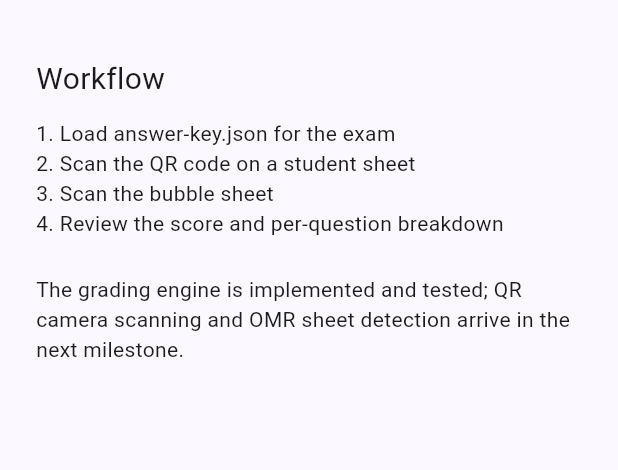
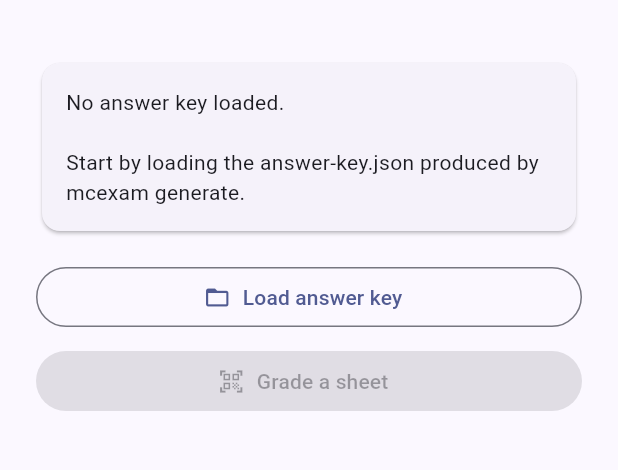
Before and after one commit to traiansf/multiple_choice_exam, a Flutter app: the screen it shows after launch, on a phone screen of 412 x 824 dp, the part 63-533 px from its top. Run offline on Flutter 3.47's test engine with Material 3 defaults, Android fonts, the phone set to English and light mode, and no system bars; our stand-ins replace camera; missing offline and left inert: file_selector, mobile_scanner.

Commit message:
feat: camera UI - QR scan, guided sheet capture, result screens
Co-Authored-By: Claude Fable 5 <noreply@anthropic.com>

```diff
--- a/grader/lib/main.dart
+++ b/grader/lib/main.dart
@@ -1,47 +1,149 @@
+import 'dart:convert';
+
+import 'package:file_selector/file_selector.dart';
 import 'package:flutter/material.dart';
 
-void main() => runApp(const GraderApp());
+import 'capture_sheet_screen.dart';
+import 'result_screen.dart';
+import 'scan_qr_screen.dart';
+import 'session.dart';
+
+void main() => runApp(GraderApp(session: GraderSession()));
 
 class GraderApp extends StatelessWidget {
-  const GraderApp({super.key});
+  const GraderApp({super.key, required this.session});
+
+  final GraderSession session;
 
   @override
   Widget build(BuildContext context) {
     return MaterialApp(
       title: 'MC Exam Grader',
       theme: ThemeData(colorSchemeSeed: Colors.indigo, useMaterial3: true),
-      home: const HomeScreen(),
+      home: HomeScreen(session: session),
     );
   }
 }
 
 class HomeScreen extends StatelessWidget {
-  const HomeScreen({super.key});
+  const HomeScreen({super.key, required this.session});
+
+  final GraderSession session;
+
+  Future<void> _loadKey(BuildContext context) async {
+    if (session.stage != SessionStage.needKey) {
+      final replace = await showDialog<bool>(
+        context: context,
+        builder: (context) => AlertDialog(
+          title: const Text('Replace the answer key?'),
+          content: const Text(
+            'Loading a new key starts a new exam: the current QR and sheet'
+            ' state will be discarded.',
+          ),
+          actions: [
+            TextButton(
+              onPressed: () => Navigator.of(context).pop(false),
+              child: const Text('Cancel'),
+            ),
+            FilledButton(
+              onPressed: () => Navigator.of(context).pop(true),
+              child: const Text('Replace'),
+            ),
+          ],
+        ),
+      );
+      if (replace != true) return;
+    }
+    const typeGroup = XTypeGroup(label: 'answer key', extensions: ['json']);
+    final file = await openFile(acceptedTypeGroups: const [typeGroup]);
+    if (file == null) return;
+    final text = utf8.decode(await file.readAsBytes());
+    if (!session.loadKey(text) && context.mounted) {
+      ScaffoldMessenger.of(context).showSnackBar(
+        SnackBar(content: Text('Invalid key file: ${session.lastError}')),
+      );
+    }
+  }
+
+  Future<void> _gradeFlow(BuildContext context) async {
+    final navigator = Navigator.of(context);
+    if (session.stage == SessionStage.needQr) {
+      final scanned = await navigator.push<bool>(
+        MaterialPageRoute(builder: (_) => ScanQrScreen(session: session)),
+      );
+      if (scanned != true) return;
+    }
+    while (session.stage == SessionStage.needSheet) {
+      final captured = await navigator.push<bool>(
+        MaterialPageRoute(builder: (_) => CaptureSheetScreen(session: session)),
+      );
+      if (captured != true) return;
+      final action = await navigator.push<String>(
+        MaterialPageRoute(builder: (_) => ResultScreen(session: session)),
+      );
+      if (action != 'retake') return;
+    }
+  }
 
   @override
   Widget build(BuildContext context) {
     return Scaffold(
       appBar: AppBar(title: const Text('MC Exam Grader')),
-      body: const Padding(
-        padding: EdgeInsets.all(24),
+      body: ListenableBuilder(
+        listenable: session,
+        builder: (context, _) {
+          final key = session.answerKey;
+          return Padding(
+            padding: const EdgeInsets.all(24),
             child: Column(
+              crossAxisAlignment: CrossAxisAlignment.stretch,
+              children: [
+                Card(
+                  child: Padding(
+                    padding: const EdgeInsets.all(16),
+                    child: key == null
+                        ? const Text(
+                            'No answer key loaded.\n\nStart by loading the'
+                            ' answer-key.json produced by mcexam generate.',
+                          )
+                        : Column(
                             crossAxisAlignment: CrossAxisAlignment.start,
                             children: [
-            Text('Workflow', style: TextStyle(fontSize: 20)),
-            SizedBox(height: 12),
-            Text('1. Load answer-key.json for the exam'),
-            Text('2. Scan the QR code on a student sheet'),
-            Text('3. Scan the bubble sheet'),
-            Text('4. Review the score and per-question breakdown'),
-            SizedBox(height: 24),
                               Text(
-              'The grading engine is implemented and tested; QR camera'
-              ' scanning and OMR sheet detection arrive in the next'
-              ' milestone.',
+                                key.examTitle,
+                                style: Theme.of(context).textTheme.titleMedium,
+                              ),
+                              const SizedBox(height: 8),
+                              Text(
+                                'easy ${key.sections['easy']},'
+                                ' medium ${key.sections['medium']},'
+                                ' hard ${key.sections['hard']}'
+                                ' — ${key.optionsPerQuestion} options per'
+                                ' question',
                               ),
                             ],
                           ),
                   ),
+                ),
+                const SizedBox(height: 16),
+                OutlinedButton.icon(
+                  icon: const Icon(Icons.folder_open),
+                  label: Text(
+                    key == null ? 'Load answer key' : 'Load a different key',
+                  ),
+                  onPressed: () => _loadKey(context),
+                ),
+                const SizedBox(height: 8),
+                FilledButton.icon(
+                  icon: const Icon(Icons.qr_code_scanner),
+                  label: const Text('Grade a sheet'),
+                  onPressed: key == null ? null : () => _gradeFlow(context),
+                ),
+              ],
+            ),
+          );
+        },
+      ),
     );
   }
 }
--- a/grader/lib/session.dart
+++ b/grader/lib/session.dart
@@ -123,8 +123,10 @@ class GraderSession extends ChangeNotifier {
       notifyListeners();
       return false;
     }
-    final totalRows =
-        payload.counts.values.fold(0, (sum, count) => sum + count);
+    final totalRows = payload.counts.values.fold(
+      0,
+      (sum, count) => sum + count,
+    );
     final OmrResult detected;
     try {
       detected = detectMarks(
--- a/grader/lib/sheet_guide_overlay.dart
+++ b/grader/lib/sheet_guide_overlay.dart
@@ -55,7 +55,10 @@ class SheetGuidePainter extends CustomPainter {
       ..addRect(Offset.zero & size)
       ..addRect(guide)
       ..fillType = PathFillType.evenOdd;
-    canvas.drawPath(outside, Paint()..color = Colors.black.withValues(alpha: 0.55));
+    canvas.drawPath(
+      outside,
+      Paint()..color = Colors.black.withValues(alpha: 0.55),
+    );
 
     // Page frame.
     final border = Paint()
```
Also changed, not shown: grader/lib/capture_sheet_screen.dart (added, +133 -0 lines), grader/lib/framing.dart (+24 -15 lines), grader/lib/result_screen.dart (added, +151 -0 lines), grader/lib/scan_qr_screen.dart (added, +88 -0 lines), 3 other files. Lines whose indentation alone changed are shown as unchanged.
